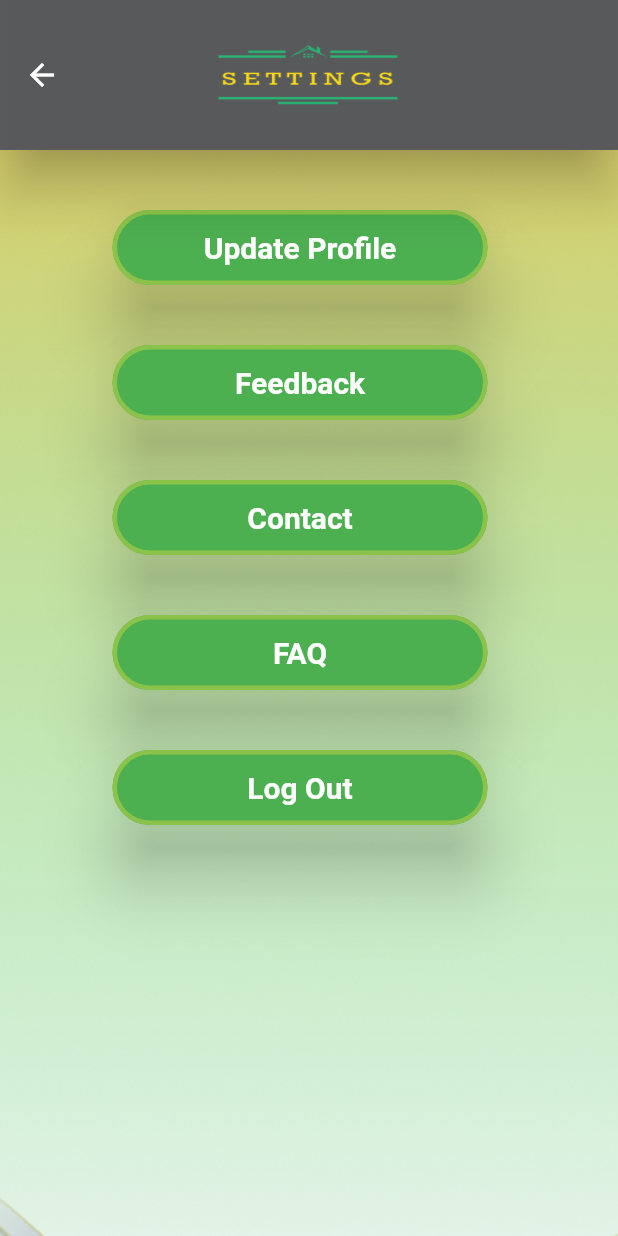
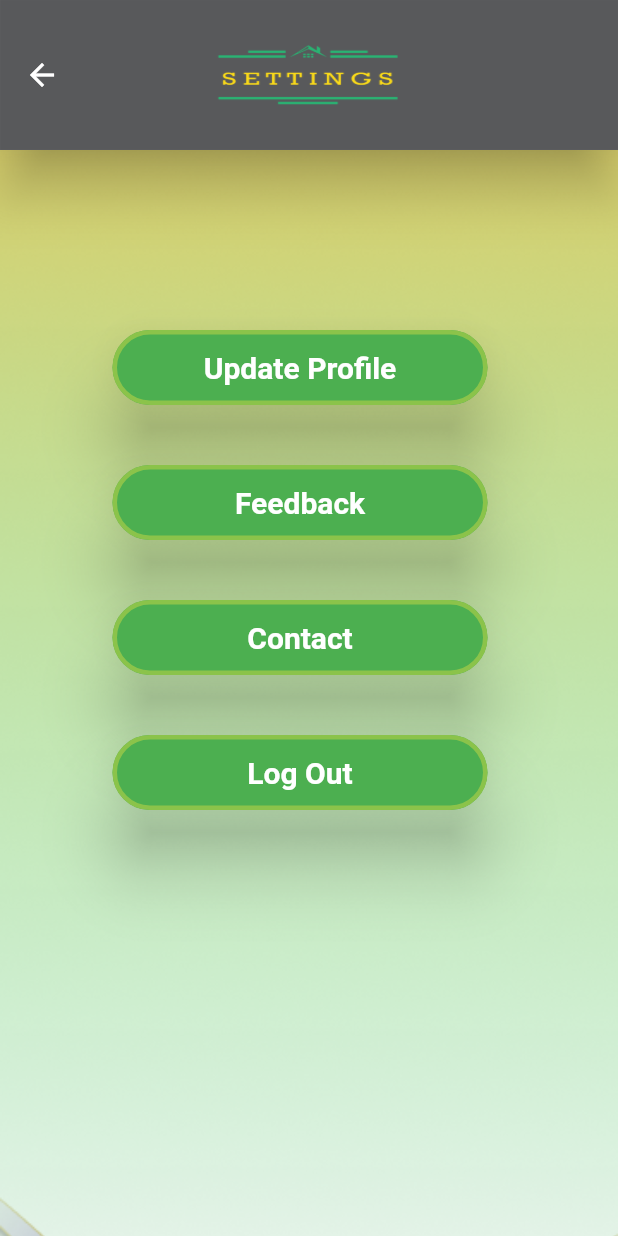
Before and after one commit to ashrafulislam444/Rent_EZ, a Flutter app: the SettingsScreen screen opened directly, on a phone screen of 412 x 824 dp. Run offline on Flutter 3.47's test engine with Material 2 defaults, Android fonts, the phone set to English and light mode, and no system bars; our stand-ins replace carousel_slider, cloud_firestore, dropdown_button2, firebase_auth, firebase_core, flutter_rating_bar and 2 more; accounts and stored records are empty.

Commit message:
remove fqu

```diff
--- a/lib/ui/ui.screens/settings_screen.dart
+++ b/lib/ui/ui.screens/settings_screen.dart
@@ -34,7 +34,7 @@ class _SettingsScreenState extends State<SettingsScreen> {
         child: Column(
           children: [
 
-            const SizedBox(height: 40,width: 400,),
+            const SizedBox(height: 120,width: 400,),
             SizedBox(
               //width: double.infinity,
               child:ElevatedButton(
@@ -116,29 +116,6 @@ class _SettingsScreenState extends State<SettingsScreen> {
             SizedBox(
               //width: double.infinity,
               child:ElevatedButton(
-                onPressed: () {},
-                child:const Text('FAQ',style: TextStyle(
-                  fontSize: 20,
-                  fontWeight: FontWeight.bold,
-                ),),
-
-                style: ElevatedButton.styleFrom(
-                  padding: EdgeInsets.all(10.0),
-                  fixedSize: Size(250,50),
-                  elevation: 20,
-                  primary: Colors.green,
-                  onPrimary: Colors.white,
-                  side: BorderSide(color: Colors.lightGreen,width:3),
-                  shape:StadiumBorder(),
-
-                ),
-              ),
-            ),
-
-            const SizedBox(height: 40,width: 400,),
-            SizedBox(
-              //width: double.infinity,
-              child:ElevatedButton(
                 onPressed: () {
                   FirebaseAuth.instance.signOut();
                   Navigator.pushReplacement(
--- a/lib/ui/ui.screens/transport/transport_add_details.dart
+++ b/lib/ui/ui.screens/transport/transport_add_details.dart
@@ -114,7 +114,6 @@ class _TransportAddDetailsState extends State<TransportAddDetails> {
                           transportRent: int.parse(transportRentController.text),
                           transportNo:transportNoController.text,
                           areaDetails:areaDetailsController.text,
-
                         );
 
                         transportAddDetails(user);
@@ -137,19 +136,12 @@ class _TransportAddDetailsState extends State<TransportAddDetails> {
                       ),
                     ),
                   ),
-
-
                 ],
               ),
             ),
-
           ),
         ),
-
       ),
-
-
-
     );
   }
 
@@ -172,8 +164,8 @@ class _TransportAddDetailsState extends State<TransportAddDetails> {
 
 class User{
   final String description;
+  final String transportNo;
   final int transportRent;
-  final String transportNo;
   final String areaDetails;
 
 
```
